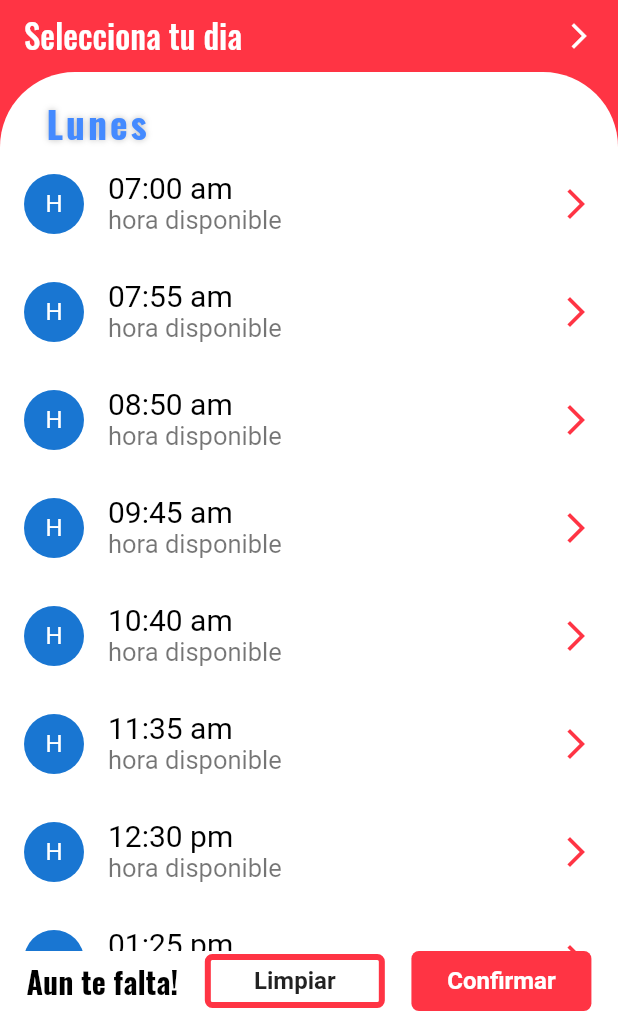
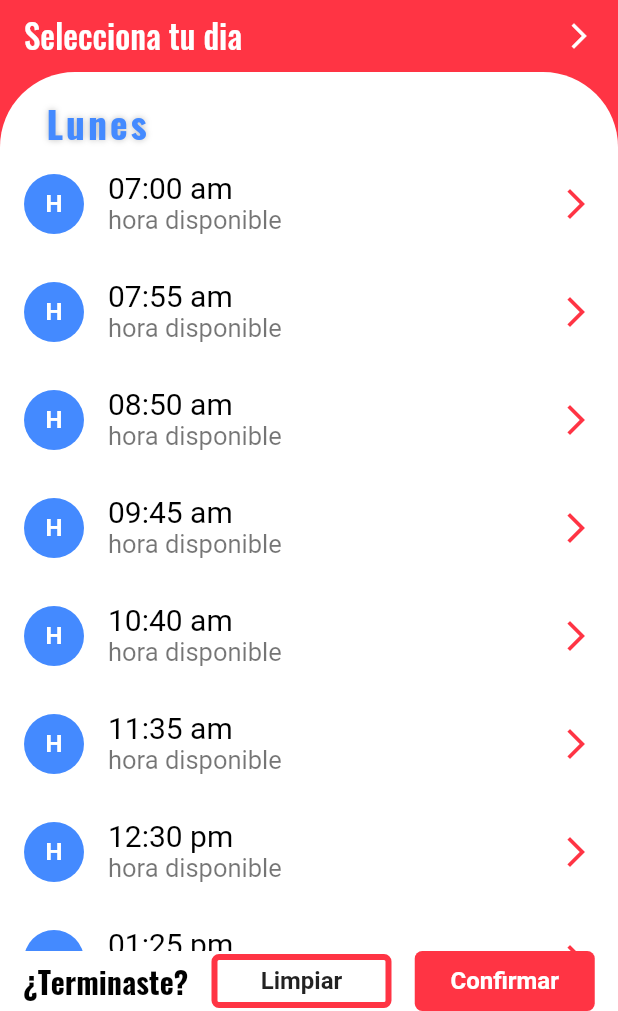
Before and after one commit to Joaquin4562/talent_top, a Flutter app: the HorariosPage screen opened by its route, on a phone screen of 412 x 824 dp, the part 225-1236 px from its top. Run offline on Flutter 3.47's test engine with Material 2 defaults, Android fonts, the phone set to English and light mode, and no system bars; our stand-ins replace fluttertoast, simple_animations; Roboto replaces fonts that are missing (Microsoft sans serif).

Commit message:
diseños mejorados

```diff
--- a/lib/class/cursos.dart
+++ b/lib/class/cursos.dart
@@ -1,10 +1,17 @@
-class Cursos{
+class Cursos {
+  String hora;
+  String autor;
+  String nombre;
+  String dia;
 
+  Cursos({this.autor, this.hora, this.nombre, this.dia});
+}
+
+class curso {
 
   String hora;
   String autor;
   String nombre;
-
-  Cursos({this.autor,this.hora,this.nombre});
+  String dia;
 
 }
--- a/lib/widgets/widgets_horarios_page/bottom_buttons.dart
+++ b/lib/widgets/widgets_horarios_page/bottom_buttons.dart
@@ -19,7 +19,7 @@ class _BottomButtonsState extends State<BottomButtons> {
         mainAxisAlignment: MainAxisAlignment.spaceEvenly,
         children: <Widget>[
           Text(
-            'Aun te falta!',
+            '¿Terminaste?',
             style: TextStyle(
               fontSize: 20,
               fontFamily: 'Oswaldo',
@@ -39,7 +39,9 @@ class _BottomButtonsState extends State<BottomButtons> {
                   shape: RoundedRectangleBorder(
                     borderRadius: BorderRadius.circular(5),
                   ),
-                  onPressed: () {},
+                  onPressed: () {
+
+                  },
                   child: Text(
                     'Limpiar',
                     style: TextStyle(
--- a/lib/widgets/widgets_horarios_page/lista_cursos.dart
+++ b/lib/widgets/widgets_horarios_page/lista_cursos.dart
@@ -23,7 +23,6 @@ class _ListaCursosState extends State<ListaCursos> {
   String curso = 'Hora libre para';
 
   Color colorFondo = Color.fromRGBO(255, 52, 68, 1);
-
   @override
   Widget build(BuildContext context) {
     return Expanded(
@@ -44,7 +43,12 @@ class _ListaCursosState extends State<ListaCursos> {
               color: colorFondo,
             ),
             leading: CircleAvatar(
-              child: Text('H'),
+              child: Text('H',style: TextStyle(
+                color: Colors.white,
+                fontWeight: FontWeight.bold
+                ),),
+              backgroundColor: curso ==''? Colors.blueAccent:Colors.green,
+              radius: 20,
             ),
             title: Text(
               "$hora",
```
Also changed, not shown: lib/pages/recuperar_contraseña_page.dart (+4 -4 lines), lib/widgets/widgets_login/botonStart.dart (+13 -11 lines).
